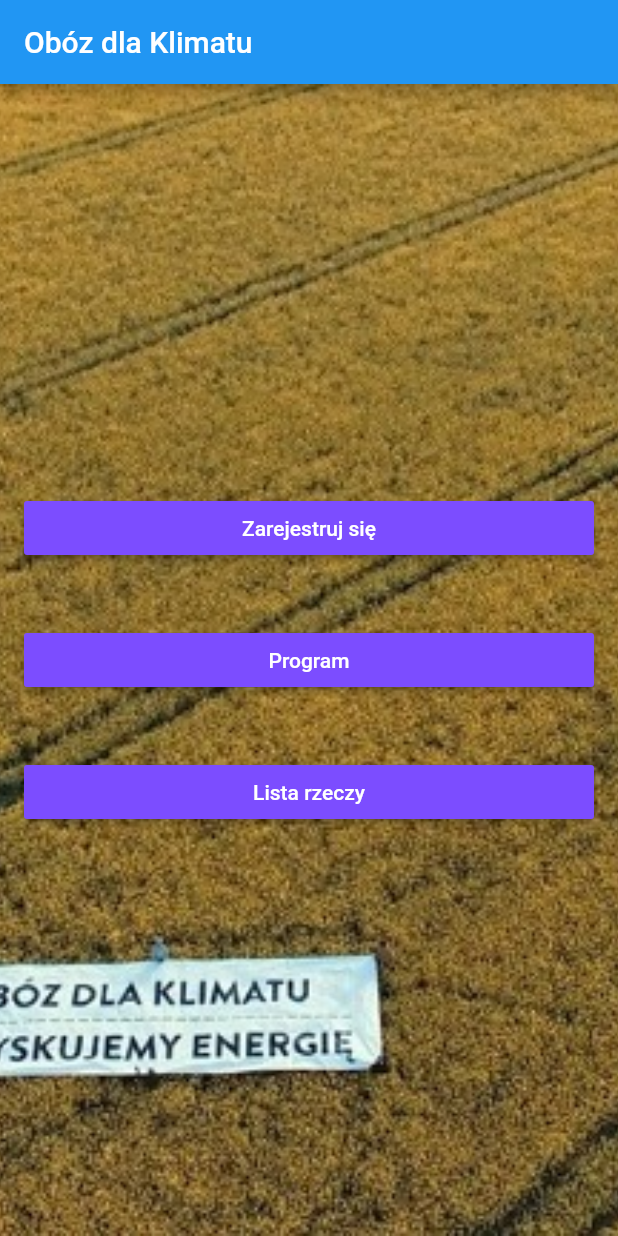
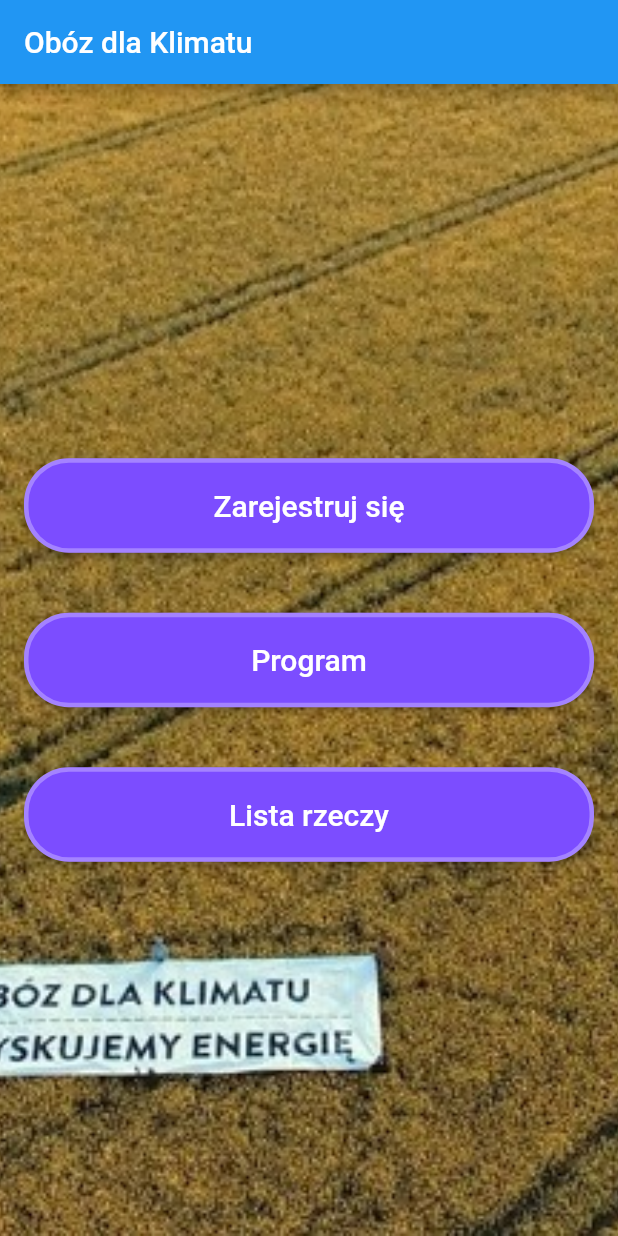
Before and after one commit to jakub-wisniowski/Climate-Camp-App, a Flutter app: the screen it shows after launch, on a phone screen of 412 x 824 dp. Run offline on Flutter 3.47's test engine with Material 2 defaults, Android fonts, the phone set to English and light mode, and no system bars; our stand-ins replace cloud_firestore, shared_preferences; accounts and stored records are empty.

Commit message:
add hours

```diff
--- a/lib/main.dart
+++ b/lib/main.dart
@@ -47,9 +47,16 @@ class _MainPageState extends State<MainPage> {
                             return RaisedButton(
                                 child: Text(
                                   "Zarejestruj się",
-                                  style: TextStyle(color: Colors.white),
+                                  style: TextStyle(
+                                      color: Colors.white, fontSize: 20),
                                 ),
+                                shape: new RoundedRectangleBorder(
+                                    side: BorderSide(
+                                        color: Colors.white30, width: 3),
+                                    borderRadius:
+                                        new BorderRadius.circular(30.0)),
                                 color: Colors.deepPurpleAccent,
+                                padding: EdgeInsets.all(20.0),
                                 onPressed: () async {
                                   const url =
                                       'https://forms.gle/WoVJsEhRf7QzYuxa8';
@@ -70,9 +77,16 @@ class _MainPageState extends State<MainPage> {
                             return RaisedButton(
                                 child: Text(
                                   "Program",
-                                  style: TextStyle(color: Colors.white),
+                                  style: TextStyle(
+                                      color: Colors.white, fontSize: 20),
                                 ),
+                                shape: new RoundedRectangleBorder(
+                                    side: BorderSide(
+                                        color: Colors.white30, width: 3),
+                                    borderRadius:
+                                        new BorderRadius.circular(30.0)),
                                 color: Colors.deepPurpleAccent,
+                                padding: EdgeInsets.all(20.0),
                                 onPressed: () {
                                   Navigator.pushNamed(
                                       context, "/programme-view");
@@ -88,9 +102,16 @@ class _MainPageState extends State<MainPage> {
                             return RaisedButton(
                                 child: Text(
                                   "Lista rzeczy",
-                                  style: TextStyle(color: Colors.white),
+                                  style: TextStyle(
+                                      color: Colors.white, fontSize: 20),
                                 ),
+                                shape: new RoundedRectangleBorder(
+                                    side: BorderSide(
+                                        color: Colors.white30, width: 3),
+                                    borderRadius:
+                                        new BorderRadius.circular(30.0)),
                                 color: Colors.deepPurpleAccent,
+                                padding: EdgeInsets.all(20.0),
                                 onPressed: () {
                                   Navigator.pushNamed(context, "/items-view");
                                 });
--- a/pubspec.yaml
+++ b/pubspec.yaml
@@ -54,6 +54,7 @@ flutter:
   assets:
    - images/main_bg.jpg
    - images/programme.jpg
+   - images/item_bg.jpg
 
   # An image asset can refer to one or more resolution-specific "variants", see
   # https://flutter.dev/assets-and-images/#resolution-aware.
```
Also changed, not shown: lib/programme.dart (+11 -6 lines), lib/programme_details_view.dart (+32 -21 lines), images/item_bg.jpg (added).
